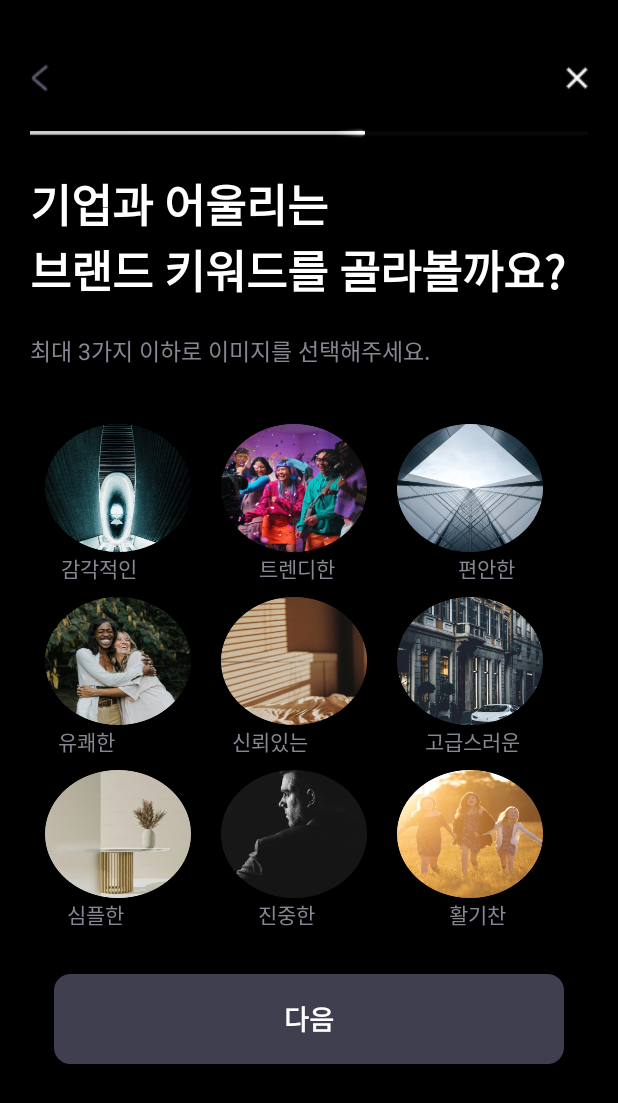
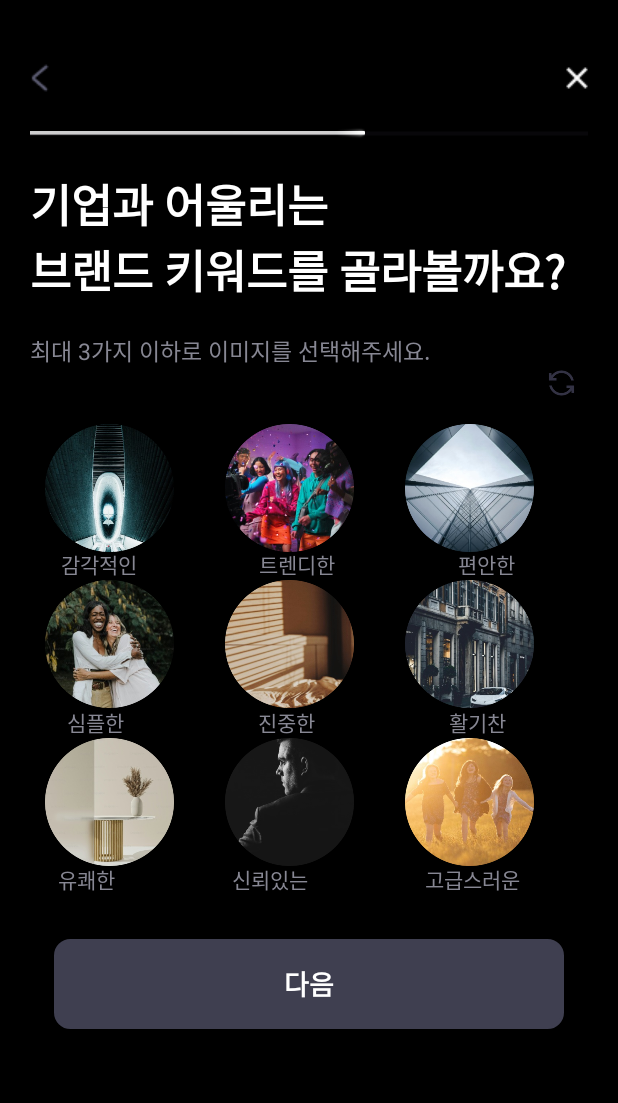
Before and after one commit to Kusitms-29th-SoulLive-B/Frontend, an Android app: the layout activity_doverify3.xml on its own in the app's theme, with its tools: preview values and no code run, on a phone screen of 412 x 824 dp. Shown: the top 1103 px of the screen. Run offline under Robolectric (Android 15) with nearby library versions, the light colour scheme and no system bars.

Commit message:
[add] 검증 브랜드 키워드

```diff
--- a/app/src/main/AndroidManifest.xml
+++ b/app/src/main/AndroidManifest.xml
@@ -14,6 +14,9 @@
         android:theme="@style/Theme.SoulLive"
         android:usesCleartextTraffic="true"
         tools:targetApi="31">
+
+        <activity android:name=".verify.DoVerifyActivity3"
+            android:exported="true"/>
 
         <activity
             android:name=".verify.GuideVerifyActivity"
--- a/app/src/main/java/com/example/soullive/verify/DoVerifyActivity3.kt
+++ b/app/src/main/java/com/example/soullive/verify/DoVerifyActivity3.kt
@@ -1,6 +1,8 @@
 package com.example.soullive.verify
 
 import android.os.Bundle
+import android.view.View
+import android.widget.ImageView
 import androidx.appcompat.app.AppCompatActivity
 import com.example.soullive.databinding.ActivityDoverify2Binding
 import com.example.soullive.databinding.ActivityDoverify3Binding
@@ -8,6 +10,7 @@ import com.example.soullive.databinding.ActivityDoverify3Binding
 class DoVerifyActivity3 : AppCompatActivity() {
 
     lateinit var binding: ActivityDoverify3Binding
+    private var isImageChanged = false
 
     override fun onCreate(savedInstanceState: Bundle?) {
         super.onCreate(savedInstanceState)
@@ -15,10 +18,96 @@ class DoVerifyActivity3 : AppCompatActivity() {
         binding = ActivityDoverify3Binding.inflate(layoutInflater)
         setContentView(binding.root)
 
+
+        val basic1: ImageView = binding.keyword1Ib
+        val choose1: ImageView =  binding.choose1Ib
+        val basic2: ImageView = binding.keyword2Ib
+        val choose2: ImageView =  binding.choose2Ib
+        val basic3: ImageView = binding.keyword3Ib
+        val choose3: ImageView =  binding.choose3Ib
+        val basic4: ImageView = binding.keyword4Ib
+        val choose4: ImageView =  binding.choose4Ib
+        val basic5: ImageView = binding.keyword5Ib
+        val choose5: ImageView =  binding.choose5Ib
+        val basic6: ImageView = binding.keyword6Ib
+        val choose6: ImageView =  binding.choose6Ib
+        val basic7: ImageView = binding.keyword7Ib
+        val choose7: ImageView =  binding.choose7Ib
+        val basic8: ImageView = binding.keyword8Ib
+        val choose8: ImageView =  binding.choose8Ib
+        val basic9: ImageView = binding.keyword9Ib
+        val choose9: ImageView =  binding.choose9Ib
+
+
         binding.previous2Ib.setOnClickListener {
             finish()
         }
 
+        basic1.setOnClickListener {
+            choose1.visibility = View.VISIBLE
+        }
+        choose1.setOnClickListener {
+            choose1.visibility = View.GONE
+            basic1.visibility = View.VISIBLE
+        }
+        basic2.setOnClickListener {
+            choose2.visibility = View.VISIBLE
+        }
+        choose2.setOnClickListener {
+            choose2.visibility = View.GONE
+            basic2.visibility = View.VISIBLE
+        }
+        basic3.setOnClickListener {
+            choose3.visibility = View.VISIBLE
+        }
+        choose3.setOnClickListener {
+            choose3.visibility = View.GONE
+            basic3.visibility = View.VISIBLE
+        }
+        basic4.setOnClickListener {
+            choose4.visibility = View.VISIBLE
+        }
+        choose4.setOnClickListener {
+            choose4.visibility = View.GONE
+            basic4.visibility = View.VISIBLE
+        }
+        basic5.setOnClickListener {
+            choose5.visibility = View.VISIBLE
+        }
+        choose5.setOnClickListener {
+            choose5.visibility = View.GONE
+            basic5.visibility = View.VISIBLE
+        }
+        basic6.setOnClickListener {
+            choose6.visibility = View.VISIBLE
+        }
+        choose6.setOnClickListener {
+            choose6.visibility = View.GONE
+            basic6.visibility = View.VISIBLE
+        }
+        basic7.setOnClickListener {
+            choose7.visibility = View.VISIBLE
+        }
+        choose7.setOnClickListener {
+            choose7.visibility = View.GONE
+            basic7.visibility = View.VISIBLE
+        }
+        basic8.setOnClickListener {
+            choose8.visibility = View.VISIBLE
+        }
+        choose8.setOnClickListener {
+            choose8.visibility = View.GONE
+            basic8.visibility = View.VISIBLE
+        }
+        basic9.setOnClickListener {
+            choose9.visibility = View.VISIBLE
+        }
+        choose9.setOnClickListener {
+            choose9.visibility = View.GONE
+            basic9.visibility = View.VISIBLE
+        }
 
     }
+
+
 }
--- a/app/src/main/res/layout/activity_doverify3.xml
+++ b/app/src/main/res/layout/activity_doverify3.xml
@@ -74,116 +74,175 @@
         app:layout_constraintStart_toStartOf="parent"
         app:layout_constraintTop_toBottomOf="@+id/textView" />
 
-    <LinearLayout
-        android:id="@+id/linearLayout2"
-        android:layout_width="match_parent"
-        android:layout_height="wrap_content"
-        android:layout_marginTop="37dp"
-        android:gravity="center"
-        android:weightSum="8"
+    <ImageView
+        android:layout_width="30dp"
+        android:layout_height="20dp"
+        android:src="@drawable/retag"
         app:layout_constraintEnd_toEndOf="parent"
-        app:layout_constraintStart_toStartOf="parent"
-        app:layout_constraintTop_toBottomOf="@+id/textView2">
+        app:layout_constraintStart_toEndOf="@+id/textView2"
+        app:layout_constraintTop_toBottomOf="@+id/textView2"
+        android:layout_marginLeft="50dp"/>
+
 
     <ImageButton
         android:id="@+id/keyword1_ib"
         android:layout_width="86dp"
         android:layout_height="85dp"
-            android:layout_marginRight="20dp"
-            android:layout_weight="1"
-            android:background="@drawable/verify_1" />
+        android:layout_marginTop="37dp"
+        android:background="@drawable/verify_1"
+        app:layout_constraintStart_toStartOf="parent"
+        app:layout_constraintTop_toBottomOf="@+id/textView2"
+        android:layout_marginLeft="30dp"/>
+
 
         <ImageButton
             android:id="@+id/keyword2_ib"
             android:layout_width="86dp"
             android:layout_height="85dp"
-            android:layout_marginRight="20dp"
-            android:layout_weight="1"
-            android:background="@drawable/verify_2" />
+            android:background="@drawable/verify_2"
+            app:layout_constraintStart_toStartOf="parent"
+            app:layout_constraintTop_toBottomOf="@+id/textView2"
+            android:layout_marginLeft="150dp"
+            android:layout_marginTop="37dp"/>
 
         <ImageButton
             android:id="@+id/keyword3_ib"
             android:layout_width="86dp"
             android:layout_height="85dp"
-            android:layout_marginRight="20dp"
-            android:layout_weight="1"
-            android:background="@drawable/verify_3" />
+            android:background="@drawable/verify_3"
+            app:layout_constraintStart_toStartOf="parent"
+            app:layout_constraintTop_toBottomOf="@+id/textView2"
+            android:layout_marginLeft="270dp"
+            android:layout_marginTop="37dp"/>
 
-    </LinearLayout>
 
-    <LinearLayout
-        android:id="@+id/linearLayout3"
-        android:layout_width="match_parent"
-        android:layout_height="wrap_content"
-        android:gravity="center"
-        android:weightSum="8"
-        app:layout_constraintEnd_toEndOf="parent"
+    <ImageButton
+        android:id="@+id/choose1_ib"
+        android:layout_width="86dp"
+        android:layout_height="85dp"
+        android:layout_marginTop="37dp"
+        android:background="@drawable/click_verify"
         app:layout_constraintStart_toStartOf="parent"
-        app:layout_constraintTop_toBottomOf="@+id/linearLayout2"
-        android:layout_marginTop="30dp">
+        app:layout_constraintTop_toBottomOf="@+id/textView2"
+        android:layout_marginLeft="30dp"
+        android:visibility="gone"/>
+
+
+    <ImageButton
+        android:id="@+id/choose2_ib"
+        android:layout_width="86dp"
+        android:layout_height="85dp"
+        android:background="@drawable/click_verify"
+        app:layout_constraintStart_toStartOf="parent"
+        app:layout_constraintTop_toBottomOf="@+id/textView2"
+        android:layout_marginLeft="150dp"
+        android:layout_marginTop="37dp"
+        android:visibility="gone"/>
+
+    <ImageButton
+        android:id="@+id/choose3_ib"
+        android:layout_width="86dp"
+        android:layout_height="85dp"
+        android:background="@drawable/click_verify"
+        app:layout_constraintStart_toStartOf="parent"
+        app:layout_constraintTop_toBottomOf="@+id/textView2"
+        android:layout_marginLeft="270dp"
+        android:layout_marginTop="37dp"
+        android:visibility="gone"/>
+
 
     <ImageButton
         android:id="@+id/keyword4_ib"
         android:layout_width="86dp"
         android:layout_height="85dp"
-            android:layout_marginRight="20dp"
-            android:layout_weight="1"
-            android:background="@drawable/verify_4" />
+        android:background="@drawable/verify_4"
+        app:layout_constraintStart_toStartOf="parent"
+        android:layout_marginLeft="30dp"
+        app:layout_constraintTop_toBottomOf="@+id/linearLayout4" />
 
     <ImageButton
         android:id="@+id/keyword5_ib"
         android:layout_width="86dp"
         android:layout_height="85dp"
-            android:layout_marginRight="20dp"
         android:layout_weight="1"
-            android:background="@drawable/verify_5" />
+        android:background="@drawable/verify_5"
+        app:layout_constraintStart_toStartOf="parent"
+        app:layout_constraintTop_toBottomOf="@+id/linearLayout4"
+        android:layout_marginLeft="150dp"/>
 
     <ImageButton
         android:id="@+id/keyword6_ib"
         android:layout_width="86dp"
         android:layout_height="85dp"
-            android:layout_marginRight="20dp"
         android:layout_weight="1"
-            android:background="@drawable/verify_6" />
+        android:background="@drawable/verify_6"
+        app:layout_constraintStart_toStartOf="parent"
+        app:layout_constraintTop_toTopOf="@+id/keyword5_ib"
+        android:layout_marginLeft="270dp"/>
 
-    </LinearLayout>
 
-    <LinearLayout
-        android:id="@+id/linearLayout6"
-        android:layout_width="match_parent"
-        android:layout_height="wrap_content"
-        android:layout_marginTop="30dp"
-        android:gravity="center"
-        android:weightSum="8"
-        app:layout_constraintEnd_toEndOf="parent"
+
+    <ImageButton
+        android:id="@+id/choose4_ib"
+        android:layout_width="86dp"
+        android:layout_height="85dp"
+        android:background="@drawable/click_verify"
+        app:layout_constraintTop_toBottomOf="@+id/linearLayout4"
+        app:layout_constraintLeft_toLeftOf="parent"
+        android:layout_marginLeft="30dp"
+        android:visibility="gone"/>
+
+    <ImageButton
+        android:id="@+id/choose5_ib"
+        android:layout_width="86dp"
+        android:layout_height="85dp"
+        android:layout_weight="1"
+        android:background="@drawable/click_verify"
         app:layout_constraintStart_toStartOf="parent"
-        app:layout_constraintTop_toBottomOf="@+id/linearLayout3">
+        app:layout_constraintTop_toBottomOf="@+id/linearLayout4"
+        android:layout_marginLeft="150dp"
+        android:visibility="gone"/>
+
+    <ImageButton
+        android:id="@+id/choose6_ib"
+        android:layout_width="86dp"
+        android:layout_height="85dp"
+        android:layout_weight="1"
+        android:background="@drawable/click_verify"
+        app:layout_constraintStart_toStartOf="parent"
+        app:layout_constraintTop_toTopOf="@+id/keyword5_ib"
+        android:layout_marginLeft="270dp"
+        android:visibility="gone"/>
+
 
     <ImageButton
         android:id="@+id/keyword7_ib"
         android:layout_width="86dp"
         android:layout_height="85dp"
-            android:layout_marginRight="20dp"
-            android:layout_weight="1"
-            android:background="@drawable/verify_7" />
+        android:background="@drawable/verify_7"
+        app:layout_constraintStart_toStartOf="parent"
+        app:layout_constraintTop_toBottomOf="@+id/linearLayout7"
+        android:layout_marginLeft="30dp"/>
 
     <ImageButton
         android:id="@+id/keyword8_ib"
         android:layout_width="86dp"
         android:layout_height="85dp"
-            android:layout_marginRight="20dp"
-            android:layout_weight="1"
-            android:background="@drawable/verify_8" />
+        android:background="@drawable/verify_8"
+        app:layout_constraintStart_toStartOf="parent"
+        app:layout_constraintTop_toBottomOf="@+id/linearLayout7"
+        android:layout_marginLeft="150dp"/>
 
     <ImageButton
         android:id="@+id/keyword9_ib"
         android:layout_width="86dp"
         android:layout_height="85dp"
-            android:layout_marginRight="20dp"
         android:layout_weight="1"
-            android:background="@drawable/verify_9" />
+        android:background="@drawable/verify_9"
+        app:layout_constraintStart_toStartOf="parent"
+        app:layout_constraintTop_toBottomOf="@+id/linearLayout7"
+        android:layout_marginLeft="270dp"/>
 
-    </LinearLayout>
 
     <LinearLayout
         android:id="@+id/linearLayout4"
@@ -191,7 +250,8 @@
         android:layout_height="wrap_content"
         android:gravity="center"
         android:weightSum="10"
-        app:layout_constraintTop_toBottomOf="@+id/linearLayout2">
+        app:layout_constraintTop_toBottomOf="@+id/textView2"
+        android:layout_marginTop="120dp">
 
         <TextView
             android:layout_width="wrap_content"
@@ -222,7 +282,8 @@
         android:layout_height="wrap_content"
         android:gravity="center"
         android:weightSum="10"
-        app:layout_constraintTop_toBottomOf="@+id/linearLayout6">
+        app:layout_constraintTop_toBottomOf="@+id/textView2"
+        android:layout_marginTop="225dp">
 
         <TextView
             android:layout_width="wrap_content"
@@ -247,13 +308,47 @@
 
     </LinearLayout>
 
+
+    <ImageButton
+        android:id="@+id/choose7_ib"
+        android:layout_width="86dp"
+        android:layout_height="85dp"
+        android:background="@drawable/click_verify"
+        app:layout_constraintStart_toStartOf="parent"
+        app:layout_constraintTop_toBottomOf="@+id/linearLayout7"
+        android:layout_marginLeft="30dp"
+        android:visibility="gone"/>
+
+    <ImageButton
+        android:id="@+id/choose8_ib"
+        android:layout_width="86dp"
+        android:layout_height="85dp"
+        android:background="@drawable/click_verify"
+        app:layout_constraintStart_toStartOf="parent"
+        app:layout_constraintTop_toBottomOf="@+id/linearLayout7"
+        android:layout_marginLeft="150dp"
+        android:visibility="gone"/>
+
+    <ImageButton
+        android:id="@+id/choose9_ib"
+        android:layout_width="86dp"
+        android:layout_height="85dp"
+        android:layout_weight="1"
+        android:background="@drawable/click_verify"
+        app:layout_constraintStart_toStartOf="parent"
+        app:layout_constraintTop_toBottomOf="@+id/linearLayout7"
+        android:layout_marginLeft="270dp"
+        android:visibility="gone"/>
+
+
     <LinearLayout
         android:id="@+id/linearLayout5"
         android:layout_width="match_parent"
         android:layout_height="wrap_content"
+        android:layout_marginTop="330dp"
         android:gravity="center"
         android:weightSum="10"
-        app:layout_constraintTop_toBottomOf="@+id/linearLayout3">
+        app:layout_constraintTop_toBottomOf="@+id/textView2">
 
         <TextView
             android:layout_width="wrap_content"
@@ -282,6 +377,7 @@
         android:id="@+id/next_verify2_btn"
         android:layout_width="340dp"
         android:layout_height="60dp"
+        android:layout_marginTop="29dp"
         android:background="@drawable/gray_btn"
         android:enabled="false"
         android:text="다음"
@@ -290,8 +386,7 @@
         android:textStyle="bold"
         app:layout_constraintEnd_toEndOf="parent"
         app:layout_constraintStart_toStartOf="parent"
-        app:layout_constraintTop_toBottomOf="@+id/linearLayout7"
-        android:layout_marginTop="29dp"/>
+        app:layout_constraintTop_toBottomOf="@+id/linearLayout5" />
 
 
 
```
Also changed, not shown: app/src/main/res/drawable/click_verify.png (added). Lines whose indentation alone changed are shown as unchanged.
